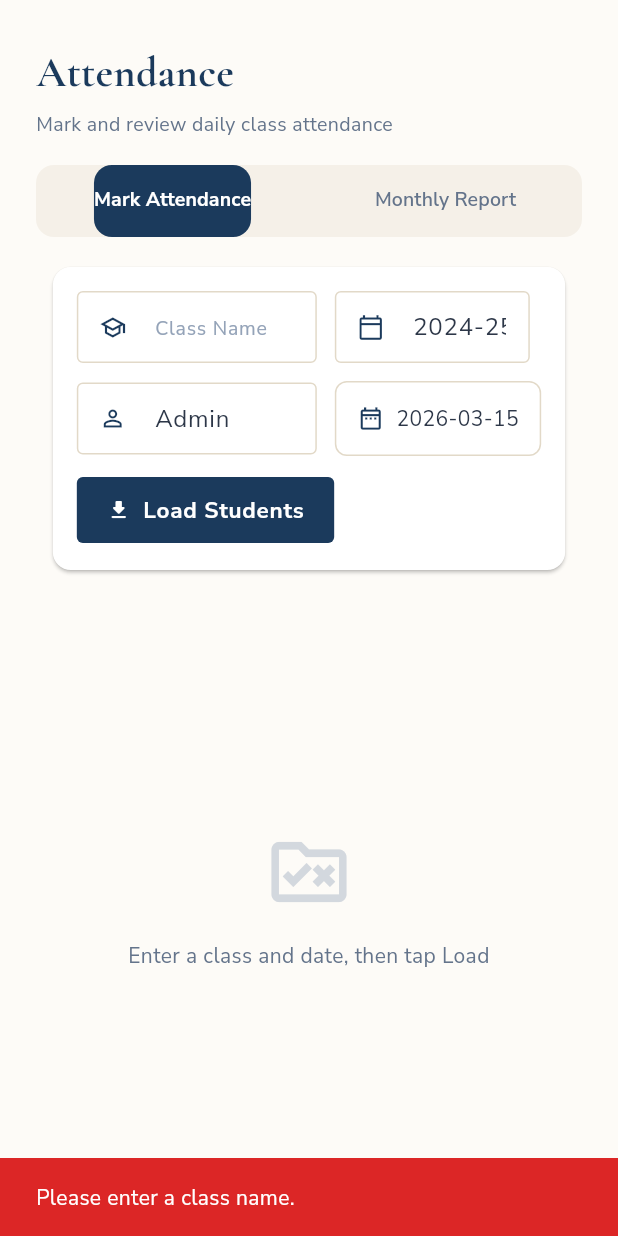
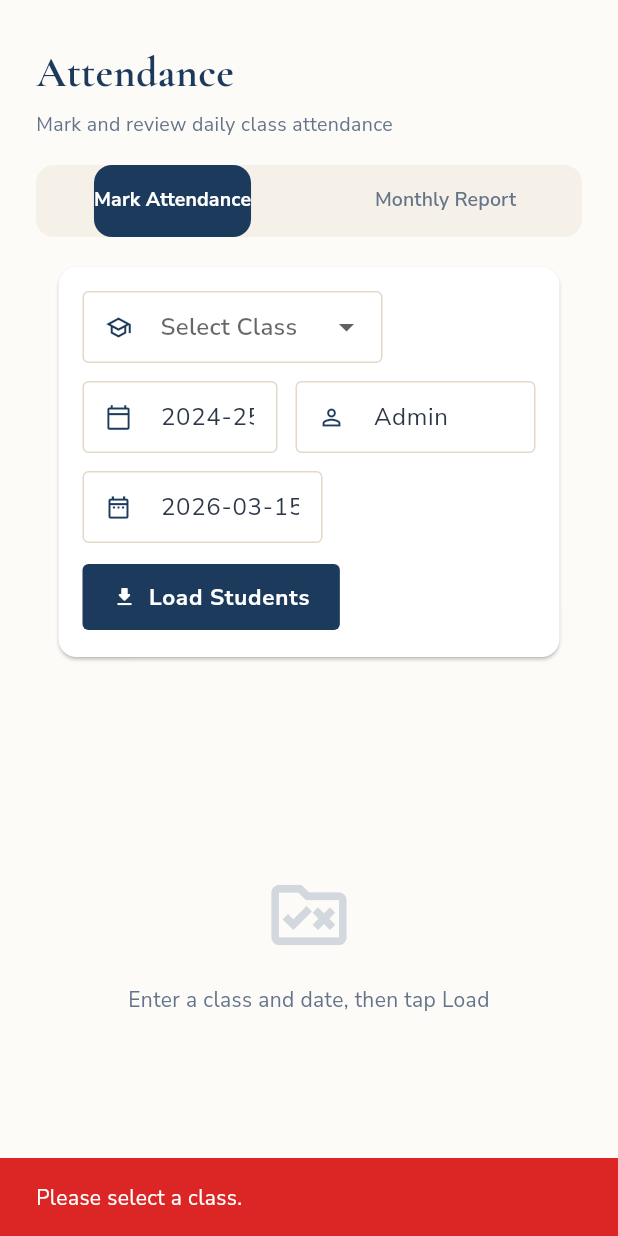
Before and after one commit to DileepJexpert/school-project-ui, a Flutter app: the AttendanceScreen widget shown alone on an empty page, opened directly, after a tap on "Load Students", on a phone screen of 412 x 824 dp. Run offline on Flutter 3.47's test engine with Material 3 defaults, Android fonts, the phone set to English and light mode, and no system bars; our stand-ins replace dio, fl_chart, google_fonts, shared_preferences, shimmer; missing offline and left inert: dart:html; accounts and stored records are empty.

Commit message:
fix: attendance page - class dropdown and date picker bugs
- Replace plain TextField with DropdownButtonFormField for class name
  in Mark Attendance tab (was already correct in Monthly Report tab)
- Replace InkWell date container with readOnly TextField + onTap to
  reliably open the calendar on click across all platforms

https://claude.ai/code/session_01PSGdMsrAoVNRAeBwDG3KNx

```diff
--- a/lib/features/admin/screens/attendance_screen.dart
+++ b/lib/features/admin/screens/attendance_screen.dart
@@ -36,8 +36,9 @@ class _AttendanceScreenState extends State<AttendanceScreen>
   late final TabController _tabController;
 
   // ── Mark tab state ────────────────────────────────────────────────────
-  final _classCtrl    = TextEditingController();
+  String? _markClass;
   final _yearCtrl     = TextEditingController(text: '2024-25');
+  late final TextEditingController _dateCtrl;
   final _markedByCtrl = TextEditingController(text: 'Admin');
   DateTime _selectedDate = DateTime.now();
   List<StudentModel> _students = [];
@@ -62,13 +63,14 @@ class _AttendanceScreenState extends State<AttendanceScreen>
   void initState() {
     super.initState();
     _tabController = TabController(length: 2, vsync: this);
+    _dateCtrl = TextEditingController(text: _fmtDate(_selectedDate));
   }
 
   @override
   void dispose() {
     _tabController.dispose();
-    _classCtrl.dispose();
     _yearCtrl.dispose();
+    _dateCtrl.dispose();
     _markedByCtrl.dispose();
     _rYearCtrl.dispose();
     super.dispose();
@@ -90,13 +92,18 @@ class _AttendanceScreenState extends State<AttendanceScreen>
         child: child!,
       ),
     );
-    if (picked != null) setState(() => _selectedDate = picked);
+    if (picked != null) {
+      setState(() {
+        _selectedDate = picked;
+        _dateCtrl.text = _fmtDate(picked);
+      });
+    }
   }
 
   Future<void> _loadAttendance() async {
-    final className = _classCtrl.text.trim();
-    if (className.isEmpty) {
-      _showSnack('Please enter a class name.', isError: true);
+    final className = _markClass;
+    if (className == null || className.isEmpty) {
+      _showSnack('Please select a class.', isError: true);
       return;
     }
     setState(() {
@@ -109,13 +116,13 @@ class _AttendanceScreenState extends State<AttendanceScreen>
       final allStudents = await StudentApiService.getAllStudents();
       _students = allStudents
           .where((s) =>
-              s.classForAdmission?.toLowerCase() == className.toLowerCase())
+              s.classForAdmission?.toLowerCase() == className!.toLowerCase())
           .toList();
 
       final dateStr = _fmtDate(_selectedDate);
       try {
         final existing =
-            await AttendanceApiService.getClassAttendance(className, dateStr);
+            await AttendanceApiService.getClassAttendance(className!, dateStr);
         for (final rec in existing) {
           _statuses[rec.studentId] = rec.status;
         }
@@ -149,7 +156,7 @@ class _AttendanceScreenState extends State<AttendanceScreen>
           .toList();
 
       await AttendanceApiService.markBulkAttendance(
-        className:    _classCtrl.text.trim(),
+        className:    _markClass ?? '',
         academicYear: _yearCtrl.text.trim(),
         date:         _fmtDate(_selectedDate),
         markedBy:     _markedByCtrl.text.trim(),
@@ -329,11 +336,21 @@ class _AttendanceScreenState extends State<AttendanceScreen>
             crossAxisAlignment: WrapCrossAlignment.center,
             children: [
               SizedBox(
-                width: 160,
-                child: TextField(
-                    controller: _classCtrl,
-                    decoration:
-                        _inputDecor('Class Name', Icons.school_outlined)),
+                width: 200,
+                child: DropdownButtonFormField<String>(
+                  value: _markClass,
+                  decoration:
+                      _inputDecor('Select Class', Icons.school_outlined),
+                  isExpanded: true,
+                  items: SchoolConstants.allClasses
+                      .map((c) => DropdownMenuItem(
+                            value: c,
+                            child: Text(c,
+                                style: GoogleFonts.nunitoSans(fontSize: 13)),
+                          ))
+                      .toList(),
+                  onChanged: (v) => setState(() => _markClass = v),
+                ),
               ),
               SizedBox(
                 width: 130,
@@ -349,25 +366,14 @@ class _AttendanceScreenState extends State<AttendanceScreen>
                     decoration:
                         _inputDecor('Marked By', Icons.person_outline)),
               ),
-              InkWell(
-                onTap: _pickDate,
-                borderRadius: BorderRadius.circular(AppSizes.radiusMD),
-                child: Container(
-                  padding: const EdgeInsets.symmetric(
-                      horizontal: 14, vertical: 12),
-                  decoration: BoxDecoration(
-                    border: Border.all(color: AppColors.border),
-                    borderRadius: BorderRadius.circular(AppSizes.radiusMD),
-                    color: Colors.white,
-                  ),
-                  child: Row(mainAxisSize: MainAxisSize.min, children: [
-                    const Icon(Icons.date_range_outlined,
-                        size: 18, color: AppColors.navy),
-                    const SizedBox(width: 8),
-                    Text(_fmtDate(_selectedDate),
-                        style: GoogleFonts.nunitoSans(
-                            fontSize: 14, color: AppColors.textPrimary)),
-                  ]),
+              SizedBox(
+                width: 160,
+                child: TextField(
+                  readOnly: true,
+                  onTap: _pickDate,
+                  controller: _dateCtrl,
+                  decoration: _inputDecor(
+                      'Date', Icons.date_range_outlined),
                 ),
               ),
               ElevatedButton.icon(
@@ -395,7 +401,7 @@ class _AttendanceScreenState extends State<AttendanceScreen>
     if (_error != null) return _buildError(_error!, _loadAttendance);
     if (!_loaded)
       return _buildIdle('Enter a class and date, then tap Load');
-    if (_students.isEmpty) return _buildEmpty('"${_classCtrl.text}"');
+    if (_students.isEmpty) return _buildEmpty('"${_markClass ?? ''}"');
     return _buildAttendanceList();
   }
 
```
